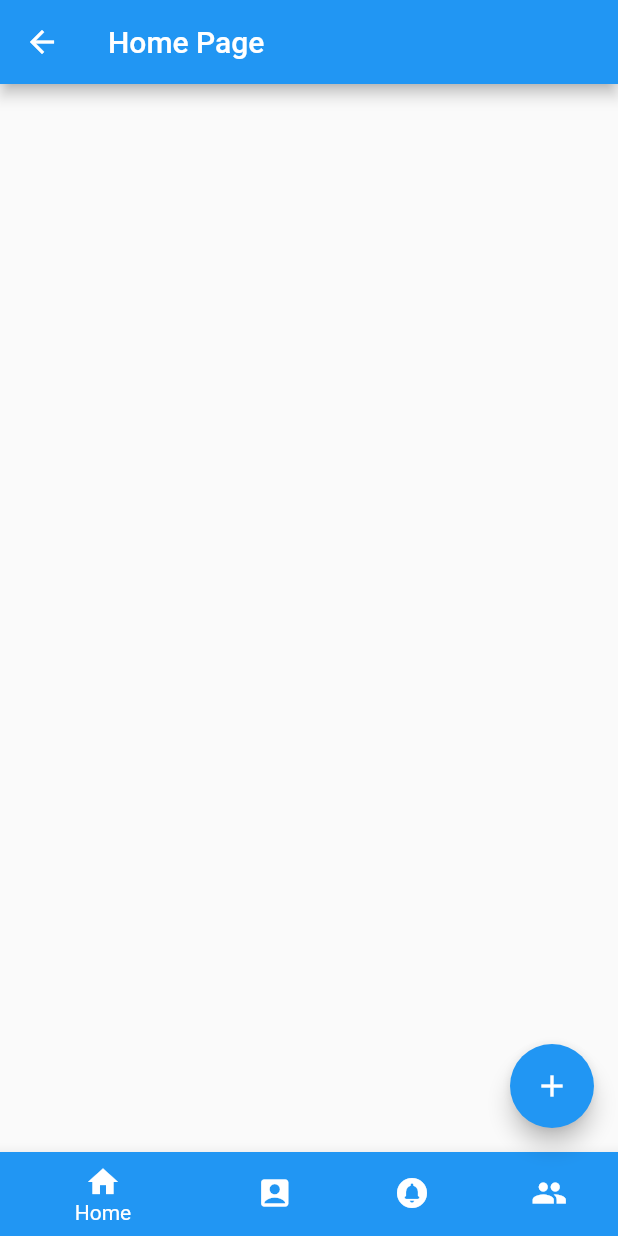
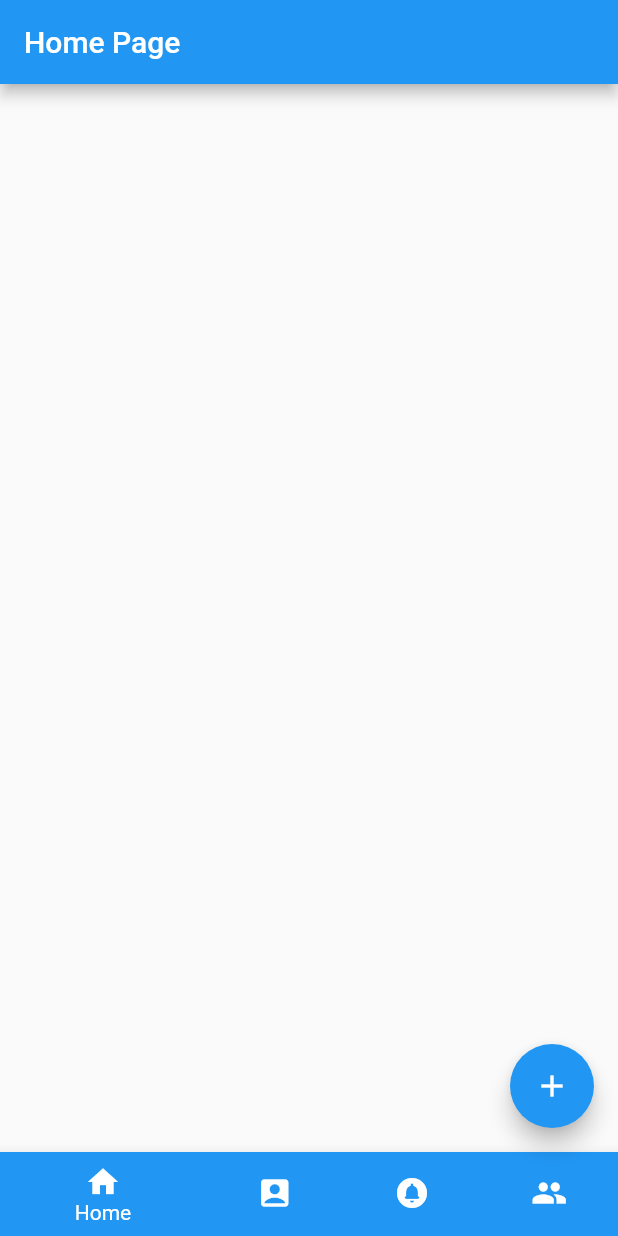
Before and after one commit to Pulkit-Sinha/Campus_Quora, a Flutter app: the screen it shows after launch, after a tap on "Login", on a phone screen of 412 x 824 dp. Run offline on Flutter 3.47's test engine with Material 2 defaults, Android fonts, the phone set to English and light mode, and no system bars.

```diff
--- a/lib/log_in.dart
+++ b/lib/log_in.dart
@@ -7,7 +7,8 @@ class LogInPage extends StatelessWidget {
   void checkLoginStatus(BuildContext context) {
     //steps to check if LogIn info is correct
     if (isLogin == true) {
-      Navigator.pushNamed(context, '/navigationPage');
+      Navigator.pushNamedAndRemoveUntil(
+          context, '/navigationPage', (route) => false);
     }
   }
 
```
